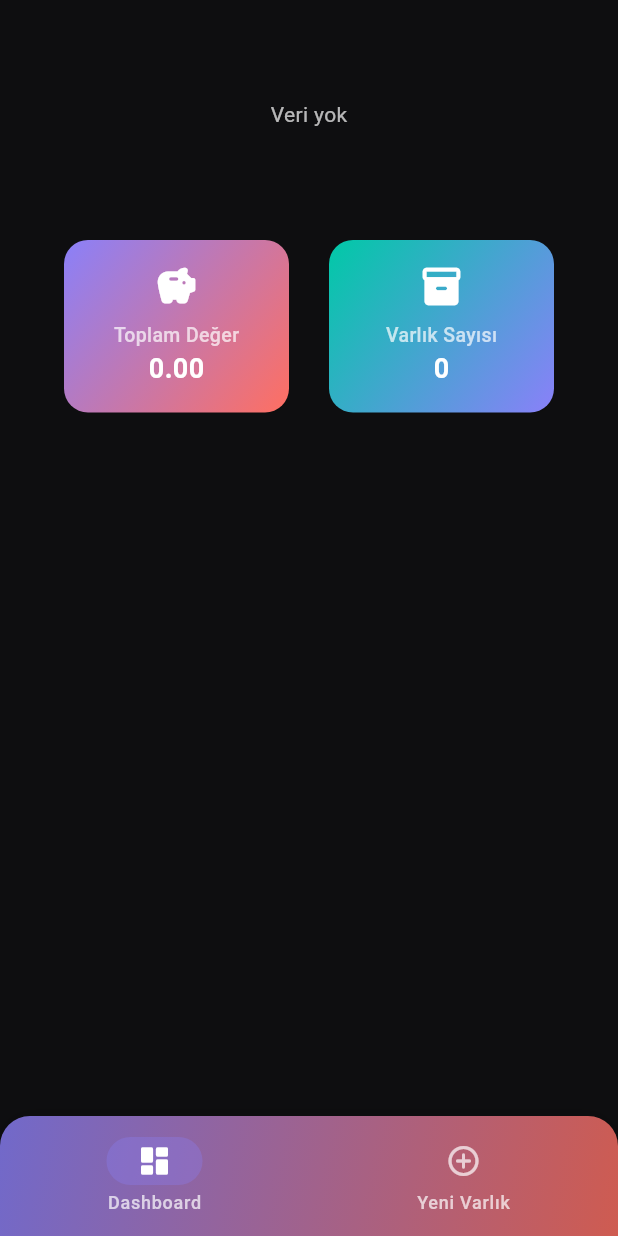
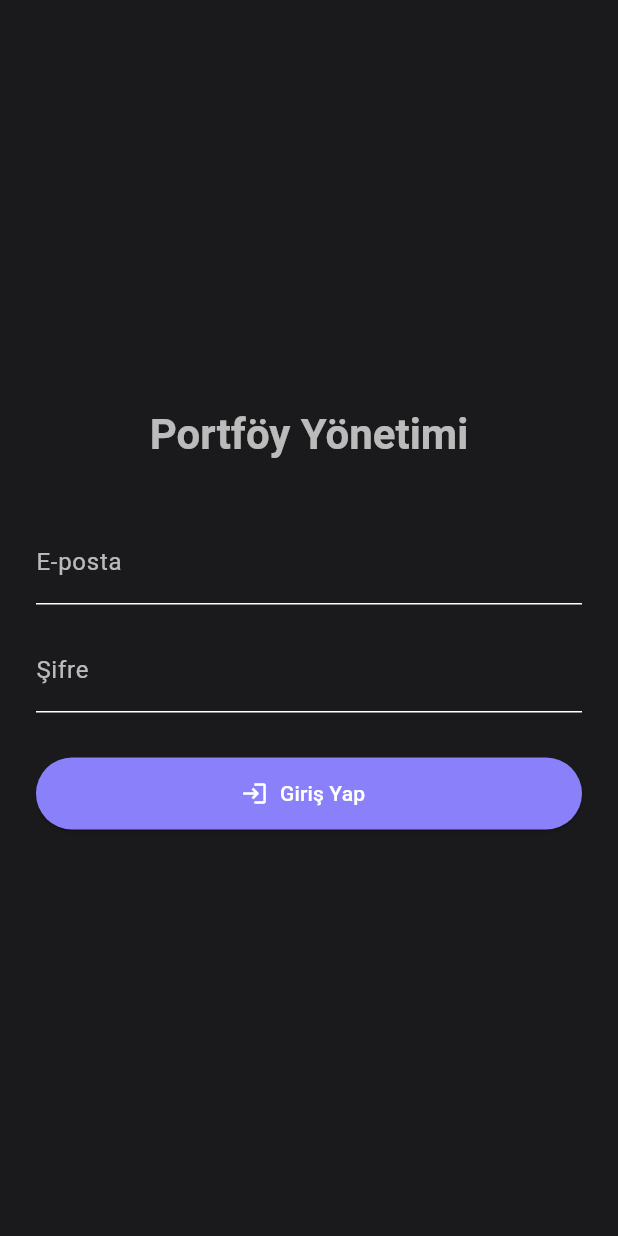
Before and after one commit to HarunMercan1/PortfoyYonetimUygulamasi, a Flutter app: the screen it shows after launch, on a phone screen of 412 x 824 dp. Run offline on Flutter 3.47's test engine with Material 3 defaults, Android fonts, the phone set to English and light mode, and no system bars; our stand-ins replace fl_chart, flutter_secure_storage.

Commit message:
Kullanıcı bazlı kimlik doğrulama ve kişiye özel portföy sistemi eklendi v6.0

```diff
--- a/flutter/lib/main.dart
+++ b/flutter/lib/main.dart
@@ -1,6 +1,8 @@
 import 'package:flutter/material.dart';
+import 'package:flutter_secure_storage/flutter_secure_storage.dart';
 import 'core/theme/app_theme.dart';
 import 'screens/main_page.dart';
+import 'screens/auth/login_screen.dart'; // 👈 login sayfasını ekledik
 
 void main() {
   runApp(const MyApp());
@@ -8,6 +10,13 @@ void main() {
 
 class MyApp extends StatelessWidget {
   const MyApp({super.key});
+
+  // 🔐 Token kontrolü (kullanıcı giriş yapmış mı?)
+  Future<bool> _isLoggedIn() async {
+    const storage = FlutterSecureStorage();
+    final token = await storage.read(key: 'token');
+    return token != null;
+  }
 
   @override
   Widget build(BuildContext context) {
@@ -17,7 +26,20 @@ class MyApp extends StatelessWidget {
       themeMode: ThemeMode.dark,
       theme: AppTheme.lightTheme,
       darkTheme: AppTheme.darkTheme,
-      home: const MainPage(), // 🔥 Artık buradan başlıyor
+      home: FutureBuilder<bool>(
+        future: _isLoggedIn(),
+        builder: (context, snapshot) {
+          // Henüz sonuç gelmediyse loading spinner
+          if (!snapshot.hasData) {
+            return const Scaffold(
+              body: Center(child: CircularProgressIndicator()),
+            );
+          }
+
+          // Token varsa MainPage, yoksa LoginScreen
+          return snapshot.data! ? const MainPage() : const LoginScreen();
+        },
+      ),
     );
   }
 }
--- a/flutter/lib/screens/add_asset/add_asset_sheet.dart
+++ b/flutter/lib/screens/add_asset/add_asset_sheet.dart
@@ -51,7 +51,6 @@ class _AddAssetSheetState extends State<AddAssetSheet> {
 
     try {
       final result = await ApiService.addAsset({
-        'user_id': 1,
         'type_id': int.parse(_selectedType!),
         'currency_id': int.parse(_selectedCurrency!),
         'name': _nameController.text.trim(),
--- /dev/null
+++ b/flutter/lib/screens/auth/login_screen.dart
@@ -0,0 +1,101 @@
+import 'package:flutter/material.dart';
+import 'package:flutter_secure_storage/flutter_secure_storage.dart';
+import '../../data/api/api_service.dart';
+import '../main_page.dart';
+
+class LoginScreen extends StatefulWidget {
+  const LoginScreen({super.key});
+
+  @override
+  State<LoginScreen> createState() => _LoginScreenState();
+}
+
+class _LoginScreenState extends State<LoginScreen> {
+  final _emailController = TextEditingController();
+  final _passwordController = TextEditingController();
+  final _storage = const FlutterSecureStorage();
+  bool _loading = false;
+
+  Future<void> _login() async {
+    setState(() => _loading = true);
+    try {
+      final res = await ApiService.login(
+        _emailController.text.trim(),
+        _passwordController.text.trim(),
+      );
+
+      // token kaydet
+      await _storage.write(key: 'token', value: res['token']);
+
+      if (!mounted) return;
+      ScaffoldMessenger.of(context)
+          .showSnackBar(const SnackBar(content: Text('Giriş başarılı ✅')));
+
+      Navigator.pushReplacement(
+        context,
+        MaterialPageRoute(builder: (_) => const MainPage()),
+      );
+    } catch (e) {
+      ScaffoldMessenger.of(context)
+          .showSnackBar(SnackBar(content: Text('Giriş hatası: $e')));
+    } finally {
+      if (mounted) setState(() => _loading = false);
+    }
+  }
+
+  @override
+  Widget build(BuildContext context) {
+    final cs = Theme.of(context).colorScheme;
+
+    return Scaffold(
+      backgroundColor: cs.surface,
+      body: Padding(
+        padding: const EdgeInsets.all(24),
+        child: Center(
+          child: SingleChildScrollView(
+            child: Column(
+              mainAxisSize: MainAxisSize.min,
+              children: [
+                Text(
+                  'Portföy Yönetimi',
+                  style: Theme.of(context)
+                      .textTheme
+                      .headlineMedium
+                      ?.copyWith(fontWeight: FontWeight.bold),
+                ),
+                const SizedBox(height: 40),
+                TextField(
+                  controller: _emailController,
+                  decoration: const InputDecoration(labelText: 'E-posta'),
+                ),
+                const SizedBox(height: 16),
+                TextField(
+                  controller: _passwordController,
+                  obscureText: true,
+                  decoration: const InputDecoration(labelText: 'Şifre'),
+                ),
+                const SizedBox(height: 30),
+                ElevatedButton.icon(
+                  onPressed: _loading ? null : _login,
+                  icon: _loading
+                      ? const SizedBox(
+                    height: 20,
+                    width: 20,
+                    child: CircularProgressIndicator(strokeWidth: 2),
+                  )
+                      : const Icon(Icons.login),
+                  label: Text(_loading ? 'Giriş yapılıyor...' : 'Giriş Yap'),
+                  style: ElevatedButton.styleFrom(
+                    backgroundColor: cs.primary,
+                    foregroundColor: cs.onPrimary,
+                    minimumSize: const Size(double.infinity, 48),
+                  ),
+                ),
+              ],
+            ),
+          ),
+        ),
+      ),
+    );
+  }
+}
--- a/flutter/pubspec.yaml
+++ b/flutter/pubspec.yaml
@@ -32,7 +32,7 @@ dependencies:
     sdk: flutter
   http: ^1.2.0
   fl_chart: ^0.68.0
-
+  flutter_secure_storage: ^9.0.0
 
   # The following adds the Cupertino Icons font to your application.
   # Use with the CupertinoIcons class for iOS style icons.
```
Also changed, not shown: flutter/lib/data/api/api_service.dart (+92 -19 lines), flutter/lib/screens/edit_asset/edit_asset_sheet.dart (+11 -9 lines), flutter/lib/screens/home/home_screen.dart (+9 -9 lines), flutter/lib/screens/main_page.dart (+32 -6 lines), 12 other files.
